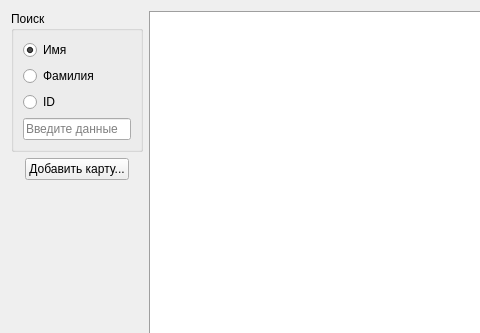
This is src/searchaccountwidget.ui in libjournaldev/libjournal as Qt 5 draws it before an edit; both pictures show x 0 to 480 and y 0 to 333 of the 734 by 497 pixel window. The edited form follows.
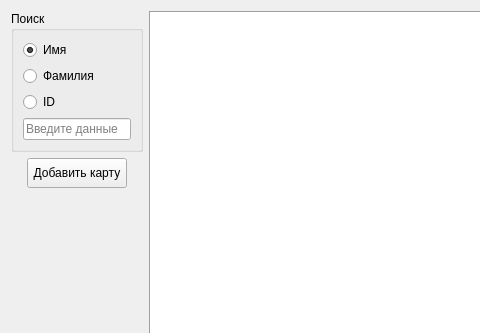
This is the edited form. Icons and pictures are not drawn.

What changed in the file:
```diff
--- a/src/searchaccountwidget.ui
+++ b/src/searchaccountwidget.ui
@@ -98,13 +98,19 @@
      <item alignment="Qt::AlignHCenter">
       <widget class="QPushButton" name="addAccountButton">
        <property name="sizePolicy">
-        <sizepolicy hsizetype="Maximum" vsizetype="Fixed">
+        <sizepolicy hsizetype="Preferred" vsizetype="Preferred">
          <horstretch>0</horstretch>
          <verstretch>0</verstretch>
         </sizepolicy>
        </property>
+       <property name="minimumSize">
+        <size>
+         <width>100</width>
+         <height>30</height>
+        </size>
+       </property>
        <property name="text">
-        <string>Добавить карту...</string>
+        <string>Добавить карту</string>
        </property>
       </widget>
      </item>
```
